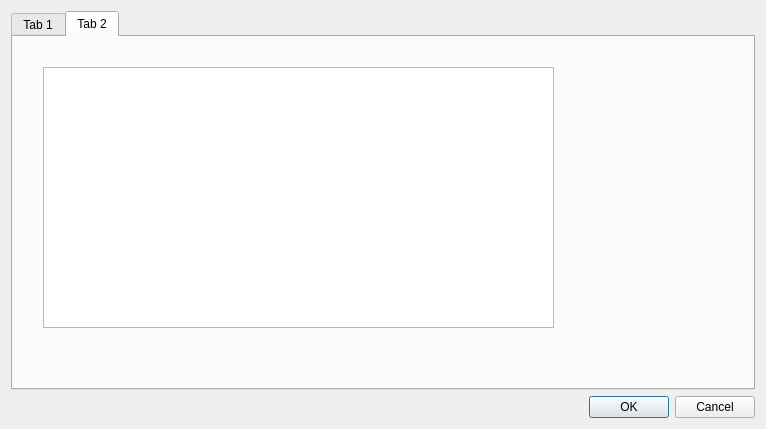
Above: src/qlabelme/widgets/project_settings.ui from mariekarelina/QLabelMe before the change. Below: the same form after it.
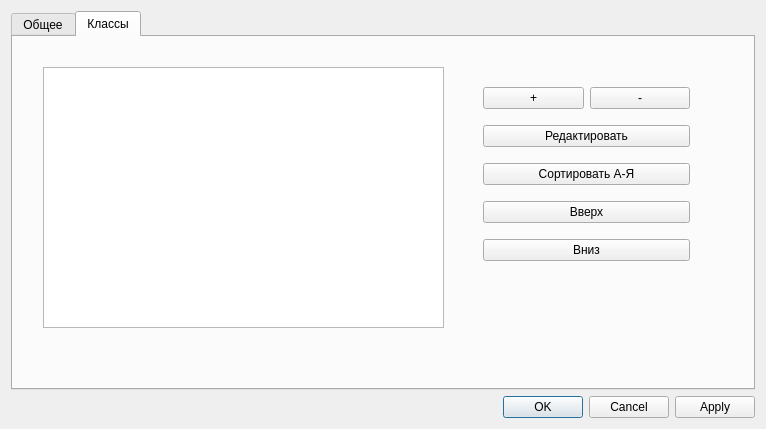
That is the form after the change. The open tabs and pages were chosen to show the change.

Diff of the .ui file:
```diff
--- a/src/qlabelme/widgets/project_settings.ui
+++ b/src/qlabelme/widgets/project_settings.ui
@@ -21,23 +21,81 @@
      </property>
      <widget class="QWidget" name="general">
       <attribute name="title">
-       <string>Tab 1</string>
+       <string>Общее</string>
       </attribute>
      </widget>
      <widget class="QWidget" name="classes">
       <attribute name="title">
-       <string>Tab 2</string>
+       <string>Классы</string>
       </attribute>
       <widget class="QListWidget" name="listClasses">
        <property name="geometry">
         <rect>
          <x>30</x>
          <y>30</y>
-         <width>511</width>
+         <width>401</width>
          <height>261</height>
         </rect>
        </property>
       </widget>
+      <widget class="QWidget" name="layoutWidget">
+       <property name="geometry">
+        <rect>
+         <x>470</x>
+         <y>40</y>
+         <width>207</width>
+         <height>196</height>
+        </rect>
+       </property>
+       <layout class="QVBoxLayout" name="verticalLayout_2">
+        <item>
+         <layout class="QHBoxLayout" name="horizontalLayout">
+          <item>
+           <widget class="QPushButton" name="btnAdd">
+            <property name="text">
+             <string>+</string>
+            </property>
+           </widget>
+          </item>
+          <item>
+           <widget class="QPushButton" name="btnRemove">
+            <property name="text">
+             <string>-</string>
+            </property>
+           </widget>
+          </item>
+         </layout>
+        </item>
+        <item>
+         <widget class="QPushButton" name="btnEdit">
+          <property name="text">
+           <string>Редактировать</string>
+          </property>
+         </widget>
+        </item>
+        <item>
+         <widget class="QPushButton" name="btnSortAZ">
+          <property name="text">
+           <string>Сортировать А-Я</string>
+          </property>
+         </widget>
+        </item>
+        <item>
+         <widget class="QPushButton" name="btnUp">
+          <property name="text">
+           <string>Вверх</string>
+          </property>
+         </widget>
+        </item>
+        <item>
+         <widget class="QPushButton" name="btnDown">
+          <property name="text">
+           <string>Вниз</string>
+          </property>
+         </widget>
+        </item>
+       </layout>
+      </widget>
      </widget>
     </widget>
    </item>
@@ -47,7 +105,7 @@
       <enum>Qt::Horizontal</enum>
      </property>
      <property name="standardButtons">
-      <set>QDialogButtonBox::Cancel|QDialogButtonBox::Ok</set>
+      <set>QDialogButtonBox::Apply|QDialogButtonBox::Cancel|QDialogButtonBox::Ok</set>
      </property>
     </widget>
    </item>
```
Left out of the diff: 2 changed lines with no effect on the pictures.
